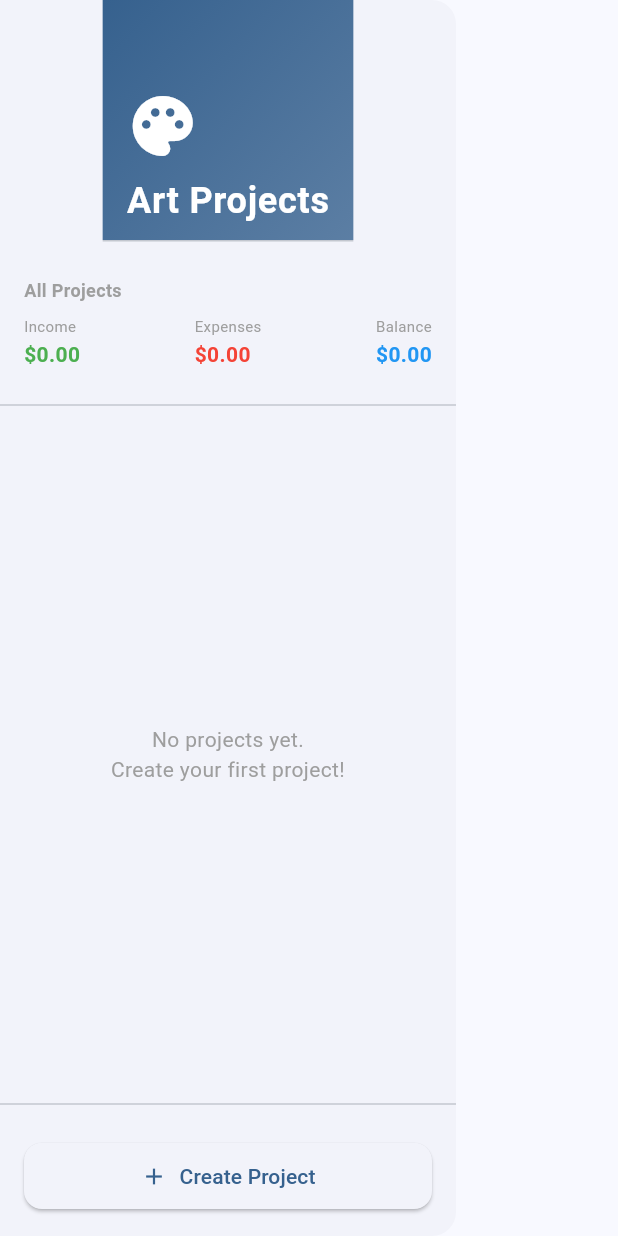
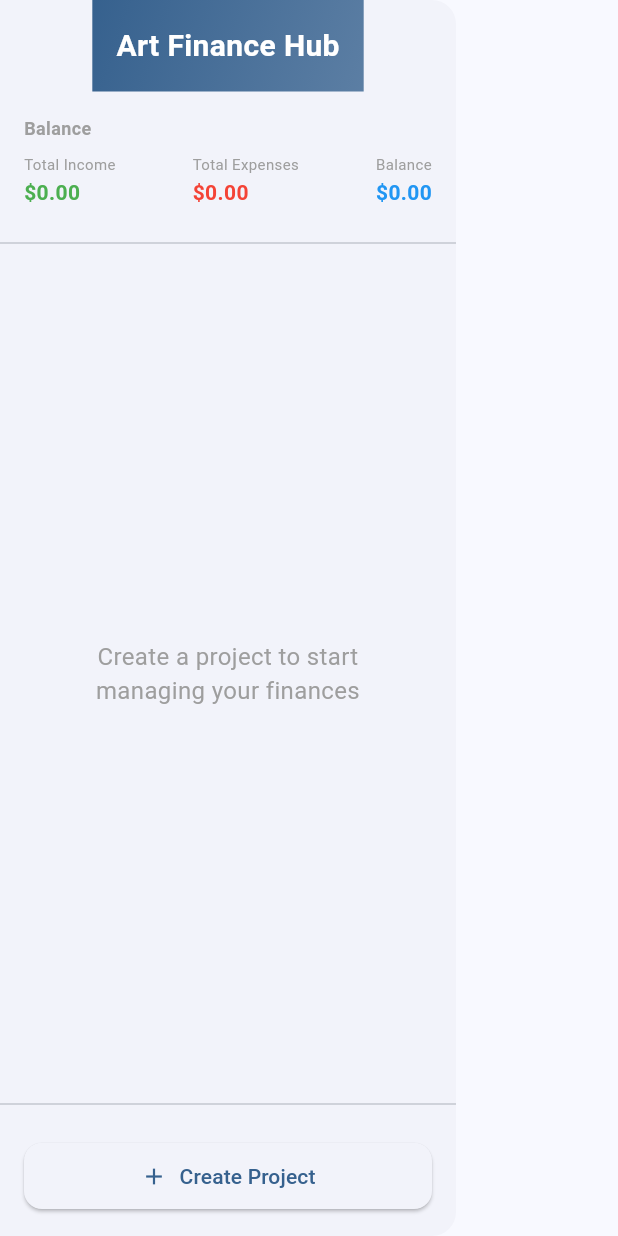
Before and after one commit to aifraenkel/artist_finance_manager, a Flutter app: the ProjectDrawer widget shown alone on an empty page, opened directly with empty values, on a phone screen of 412 x 824 dp. Run offline on Flutter 3.47's test engine with Material 3 defaults, Android fonts, the phone set to English and light mode, and no system bars; our stand-ins replace cloud_firestore, device_info_plus, firebase_auth, firebase_core, shared_preferences; missing offline and left inert: dart:js_interop; accounts and stored records are empty.

Commit message:
feat: add empty state view when no projects exist
Implemented a user-friendly empty state view that displays when all projects are deleted.

Features:
- New EmptyProjectState widget with clean, centered UI
- Large folder icon (120px) with clear messaging
- "No Projects Yet" title and call-to-action text
- "Create Your First Project" button that opens drawer
- HomeScreen now reactively shows empty state when currentProject is null

UI Improvements:
- Updated project drawer header to "Art Finance Hub" (more compact)
- Changed "All Projects" to "Balance" in global summary
- Updated summary labels to "Total Income" and "Total Expenses"
- Enabled edit/delete for active/selected projects
- Added empty state message in drawer when no projects exist

Testing:
- Added 10 widget tests for EmptyProjectState component
- Added 3 integration tests for HomeScreen empty state behavior
- All 142 tests passing with comprehensive coverage
- Followed TDD principles throughout implementation

🤖 Generated with [Claude Code](https://claude.com/claude-code)

Co-Authored-By: Claude <noreply@anthropic.com>

```diff
--- a/lib/widgets/project_drawer.dart
+++ b/lib/widgets/project_drawer.dart
@@ -40,7 +40,8 @@ class ProjectDrawer extends StatelessWidget {
   }
 
   Widget _buildHeader(BuildContext context) {
-    return DrawerHeader(
+    return Container(
+      padding: const EdgeInsets.all(16.0),
       decoration: BoxDecoration(
         gradient: LinearGradient(
           begin: Alignment.topLeft,
@@ -51,25 +52,15 @@ class ProjectDrawer extends StatelessWidget {
           ],
         ),
       ),
-      child: const Column(
-        crossAxisAlignment: CrossAxisAlignment.start,
-        mainAxisAlignment: MainAxisAlignment.end,
-        children: [
-          Icon(
-            Icons.palette,
-            size: 48,
-            color: Colors.white,
-          ),
-          SizedBox(height: 8),
-          Text(
-            'Art Projects',
+      child: const SafeArea(
+        child: Text(
+          'Art Finance Hub',
           style: TextStyle(
             color: Colors.white,
-              fontSize: 24,
+            fontSize: 20,
             fontWeight: FontWeight.bold,
           ),
         ),
-        ],
       ),
     );
   }
@@ -85,7 +76,7 @@ class ProjectDrawer extends StatelessWidget {
         crossAxisAlignment: CrossAxisAlignment.start,
         children: [
           const Text(
-            'All Projects',
+            'Balance',
             style: TextStyle(
               fontSize: 12,
               fontWeight: FontWeight.bold,
@@ -97,12 +88,12 @@ class ProjectDrawer extends StatelessWidget {
             mainAxisAlignment: MainAxisAlignment.spaceBetween,
             children: [
               _buildSummaryItem(
-                'Income',
+                'Total Income',
                 income,
                 Colors.green,
               ),
               _buildSummaryItem(
-                'Expenses',
+                'Total Expenses',
                 expenses,
                 Colors.red,
               ),
@@ -154,9 +145,12 @@ class ProjectDrawer extends StatelessWidget {
             child: Padding(
               padding: EdgeInsets.all(16.0),
               child: Text(
-                'No projects yet.\nCreate your first project!',
+                'Create a project to start\nmanaging your finances',
                 textAlign: TextAlign.center,
-                style: TextStyle(color: Colors.grey),
+                style: TextStyle(
+                  color: Colors.grey,
+                  fontSize: 16,
+                ),
               ),
             ),
           );
@@ -197,8 +191,7 @@ class ProjectDrawer extends StatelessWidget {
                   }
                 }
               },
-              trailing: !isSelected
-                  ? PopupMenuButton<String>(
+              trailing: PopupMenuButton<String>(
                 icon: const Icon(Icons.more_vert),
                 onSelected: (value) {
                   if (value == 'rename') {
@@ -229,10 +222,6 @@ class ProjectDrawer extends StatelessWidget {
                     ),
                   ),
                 ],
-                    )
-                  : Tooltip(
-                      message: 'Switch to another project to rename or delete this one.',
-                      child: Icon(Icons.info_outline, color: Colors.grey),
               ),
             );
           },
```
Also changed, not shown: lib/screens/home_screen.dart (+17 -1 lines), lib/widgets/empty_project_state.dart (added, +78 -0 lines), 4 other files. Lines whose indentation alone changed are shown as unchanged.
